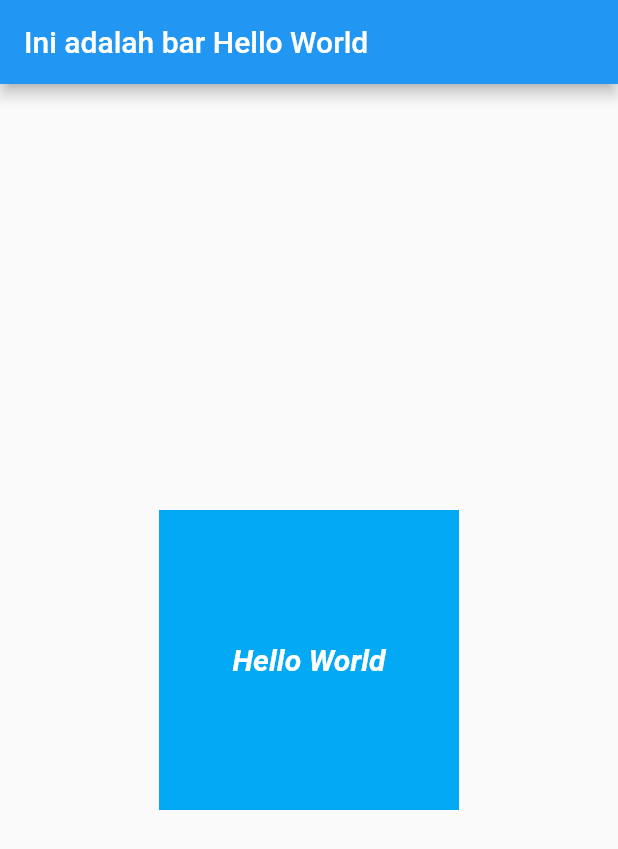
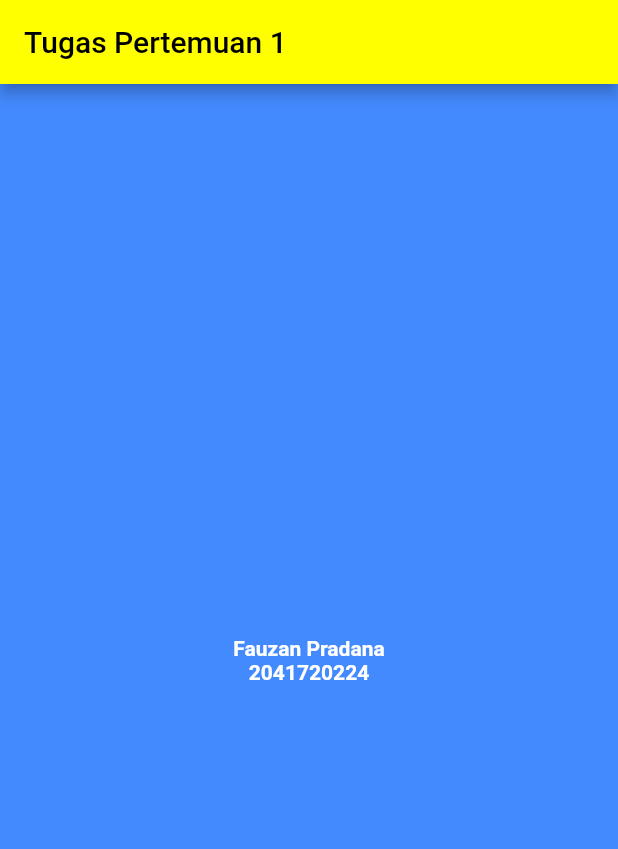
Before and after one commit to fauzanpr/hello_playground, a Flutter app: the screen it shows after launch, on a phone screen of 412 x 824 dp. Shown: the top 849 px of the screen. Run offline on Flutter 3.47's test engine with Material 2 defaults, Android fonts, the phone set to English and light mode, and no system bars.

Commit message:
Tugas Pertemuan 1 - Membuat Nama dan NIM

```diff
--- a/lib/main.dart
+++ b/lib/main.dart
@@ -1,6 +1,6 @@
 import 'package:flutter/material.dart';
 
-void main() => runApp(MyApp());
+void main() => runApp(Tugas1());
 
 class MyApp extends StatelessWidget {
   const MyApp({Key? key}) : super(key: key);
@@ -33,3 +33,41 @@ class MyApp extends StatelessWidget {
     );
   }
 }
+
+class Tugas1 extends StatelessWidget {
+  const Tugas1({Key? key}) : super(key: key);
+
+  @override
+  Widget build(BuildContext context) {
+    return MaterialApp(
+      home: Scaffold(
+          appBar: AppBar(
+            title: Text(
+              "Tugas Pertemuan 1",
+              style: TextStyle(color: Colors.black),
+              textAlign: TextAlign.center,
+            ),
+            backgroundColor: Colors.yellowAccent,
+          ),
+          body: Container(
+            color: Colors.blueAccent,
+            width: 500,
+            child: Column(
+              mainAxisAlignment: MainAxisAlignment.center,
+              children: [
+                Text(
+                  "Fauzan Pradana",
+                  style: TextStyle(
+                      color: Colors.white, fontWeight: FontWeight.bold),
+                ),
+                Text(
+                  "2041720224",
+                  style: TextStyle(
+                      color: Colors.white, fontWeight: FontWeight.bold),
+                ),
+              ],
+            ),
+          )),
+    );
+  }
+}
```
